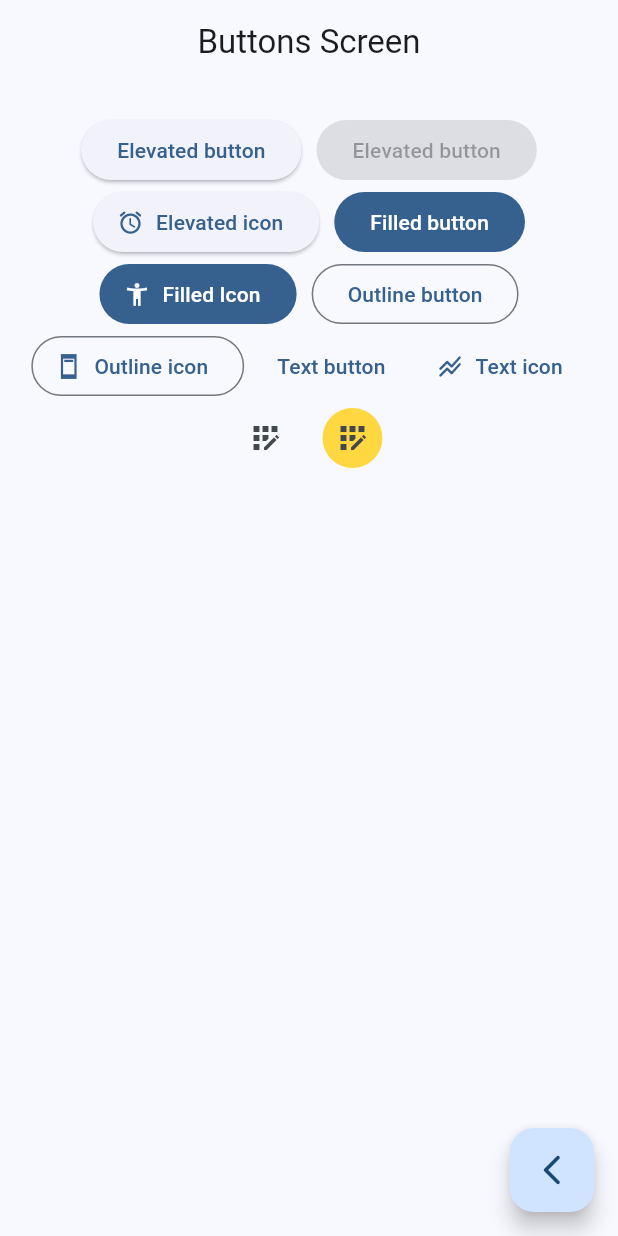
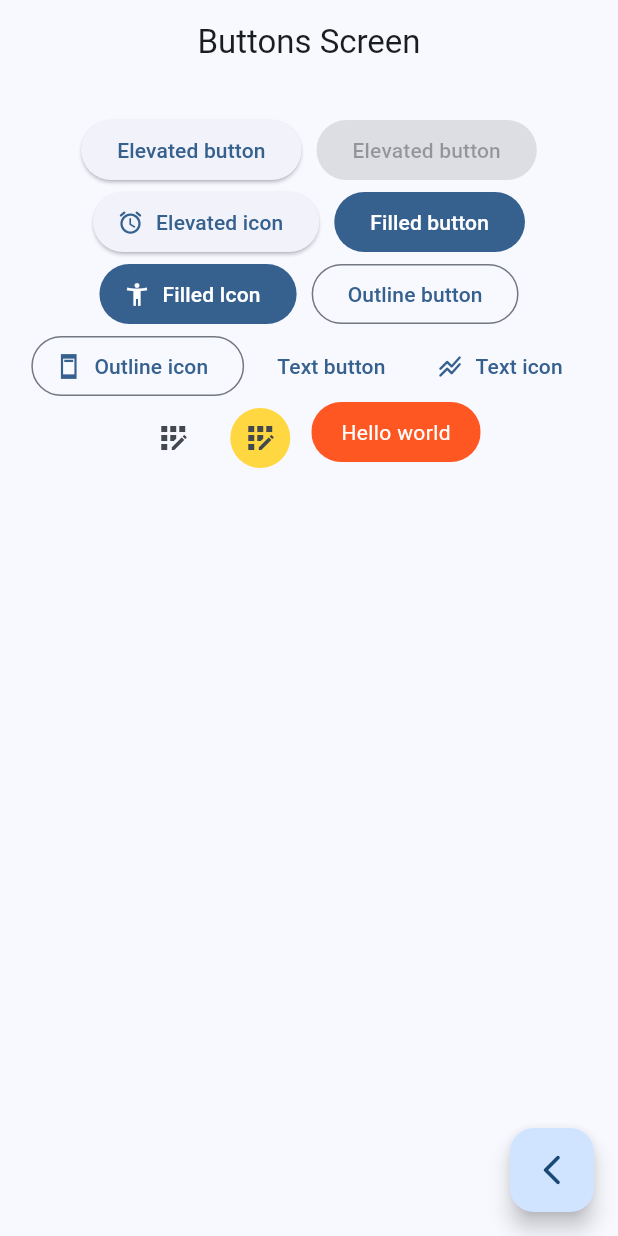
Before and after one commit to dalfonsop/flutter_4_app, a Flutter app: the ButtonsScreen screen opened by its route, on a phone screen of 412 x 824 dp. Run offline on Flutter 3.47's test engine with Material 3 defaults, Android fonts, the phone set to English and light mode, and no system bars; our stand-ins replace go_router.

Commit message:
Personalized buttons

```diff
--- a/widgets_app/lib/presentation/screens/buttons/buttons_screen.dart
+++ b/widgets_app/lib/presentation/screens/buttons/buttons_screen.dart
@@ -44,13 +44,33 @@ class _BottomsView extends StatelessWidget {
             TextButton(onPressed: (){}, child: Text('Text button')),
             TextButton.icon(onPressed: (){}, label: Text('Text icon'),icon: Icon(Icons.stacked_line_chart_rounded),),
             IconButton(onPressed: (){}, icon: Icon(Icons.app_registration)),
-            IconButton(onPressed: (){}, icon: Icon(Icons.app_registration),style: ButtonStyle(backgroundColor: WidgetStatePropertyAll(Colors.amberAccent)),)
-
-
-
+            IconButton(onPressed: (){}, icon: Icon(Icons.app_registration),style: ButtonStyle(backgroundColor: WidgetStatePropertyAll(Colors.amberAccent)),),
+            CustomButton()
           ],
         ),
       ),
     );
   }
 }
+
+
+class CustomButton extends StatelessWidget {
+  const CustomButton({super.key});
+
+  @override
+  Widget build(BuildContext context) {
+    return ClipRRect(
+      borderRadius: BorderRadiusGeometry.circular(20),
+      child: Material(
+        color: Colors.deepOrange,
+        child: InkWell(
+          onTap: (){},
+          child: Padding(
+            padding: const EdgeInsets.symmetric(horizontal: 20,vertical: 10),
+            child: Text('Hello world',style: TextStyle(color: Colors.white),),
+          ),
+        ),
+      ),
+    );
+  }
+}
```
